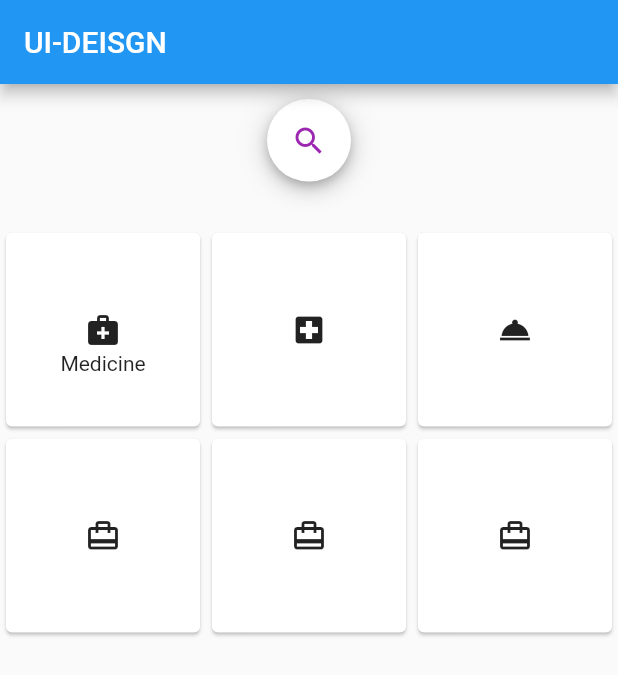
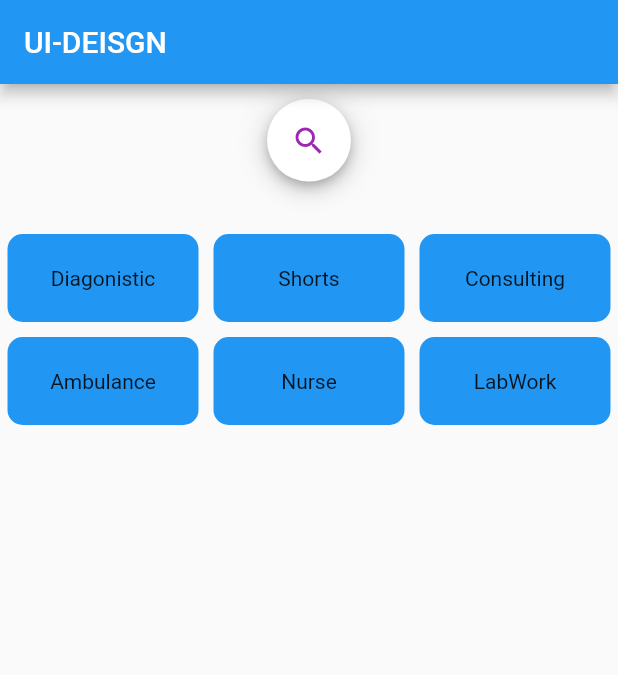
Before and after one commit to Sharan-ayush08/front_page_ui, a Flutter app: the screen it shows after launch, on a phone screen of 412 x 824 dp. Shown: the top 675 px of the screen. Run offline on Flutter 3.47's test engine with Material 2 defaults, Android fonts, the phone set to English and light mode, and no system bars.

Commit message:
gridview added

```diff
--- a/lib/screens/page_elements.dart
+++ b/lib/screens/page_elements.dart
@@ -8,103 +8,58 @@ class PageElemnts extends StatefulWidget {
 }
 
 class _PageElemntsState extends State<PageElemnts> {
-  // final List<String> _services = [
-  //   "Diagonistic",
-  //   "Shorts",
-  //   "Consulting",
-  //   "Ambulance",
-  //   "Nurse",
-  //   "LabWork"
-  // ];
+  final List<String> _services = [
+    "Diagonistic",
+    "Shorts",
+    "Consulting",
+    "Ambulance",
+    "Nurse",
+    "LabWork"
+  ];
+  int _selectedContainer = 0;
 
   @override
   Widget build(BuildContext context) {
-    //return Expanded(
-    //   child: GridView.count(
-    //     crossAxisCount: 3,
-    //     crossAxisSpacing: 10,
-    //     mainAxisSpacing: 10,
-    //     children: _services
-    //         .map(
-    //           (item) => Container(
-
-    //             decoration: BoxDecoration(
-    //               borderRadius: BorderRadius.circular(25),
-    //               color: Colors.white,
-    //             ),
-
-    //           ),
-    //         )
-    //         .toList(),
-    //   ),
-    // );
     return Expanded(
+      // child: GridView.builder(
+      //   gridDelegate: SliverGridDelegateWithMaxCrossAxisExtent(
+      //       maxCrossAxisExtent: 100, childAspectRatio: 1.5),
+      //   itemBuilder: (context, index) {
+      //     return Container(
+      //       decoration: BoxDecoration(),
+      //       color: Colors.amber,
+      //       child: Center(child: Text(_services[index])),
+      //     );
+      //   },
+      // )
+      // ,
       child: GridView.count(
         crossAxisCount: 3,
-        children: <Widget>[
-          Card(
-            color: Colors.white,
-            child: Stack(
-              children: <Widget>[
-                Center(
-                  child: Icon(Icons.medical_services),
+        childAspectRatio: 2,
+        crossAxisSpacing: 0,
+        controller: new ScrollController(
+          keepScrollOffset: false,
+        ),
+        shrinkWrap: true,
+        scrollDirection: Axis.vertical,
+        children: _services.map((String value) {
+          return GestureDetector(
+            onTap: () {
+              setState(() {});
+            },
+            child: Container(
+              decoration: BoxDecoration(
+                  borderRadius: BorderRadius.circular(10.0),
+                  color: Colors.blue),
+              margin: EdgeInsets.all(5.0),
+              child: Center(
+                child: Text(
+                  value,
                 ),
-                Container(
-                  child: Padding(
-                    padding: const EdgeInsets.only(top: 45),
-                    child: Center(child: Text("Medicine")),
-                  ),
-                )
-              ],
+              ),
             ),
-          ),
-          Card(
-            color: Colors.white,
-            child: Stack(
-              children: <Widget>[Center(child: Icon(Icons.local_hospital))],
-            ),
-          ),
-          Card(
-            color: Colors.white,
-            child: Stack(
-              children: <Widget>[
-                Center(
-                  child: Icon(Icons.room_service),
-                )
-              ],
-            ),
-          ),
-          Card(
-            color: Colors.white,
-            child: Stack(
-              children: <Widget>[
-                Center(
-                  child: Icon(Icons.card_travel),
-                )
-              ],
-            ),
-          ),
-          Card(
-            color: Colors.white,
-            child: Stack(
-              children: <Widget>[
-                Center(
-                  child: Icon(Icons.card_travel),
-                )
-              ],
-            ),
-          ),
-          Card(
-            color: Colors.white,
-            child: Stack(
-              children: <Widget>[
-                Center(
-                  child: Icon(Icons.card_travel),
-                )
-              ],
-            ),
-          ),
-        ],
+          );
+        }).toList(),
       ),
     );
   }
```
